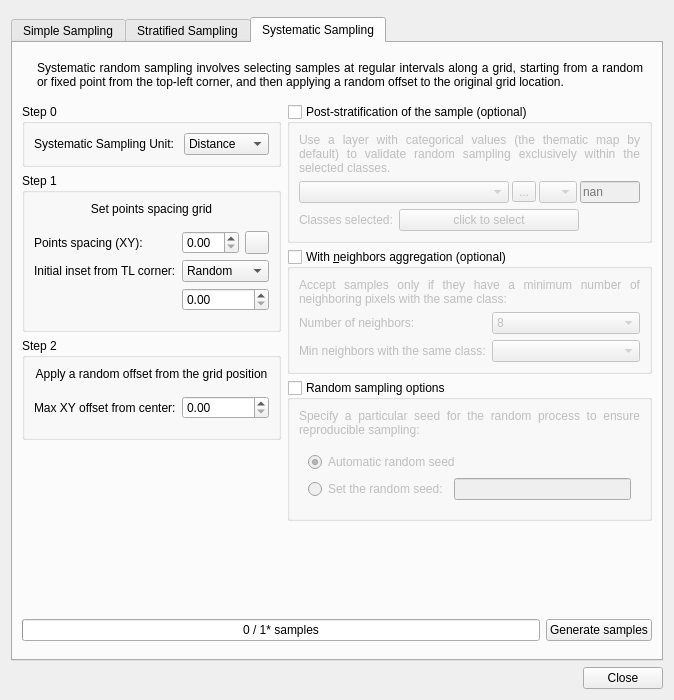
Above: ui/sampling_design_window.ui from SMByC/AcATaMa before the change. Below: the same form after it.
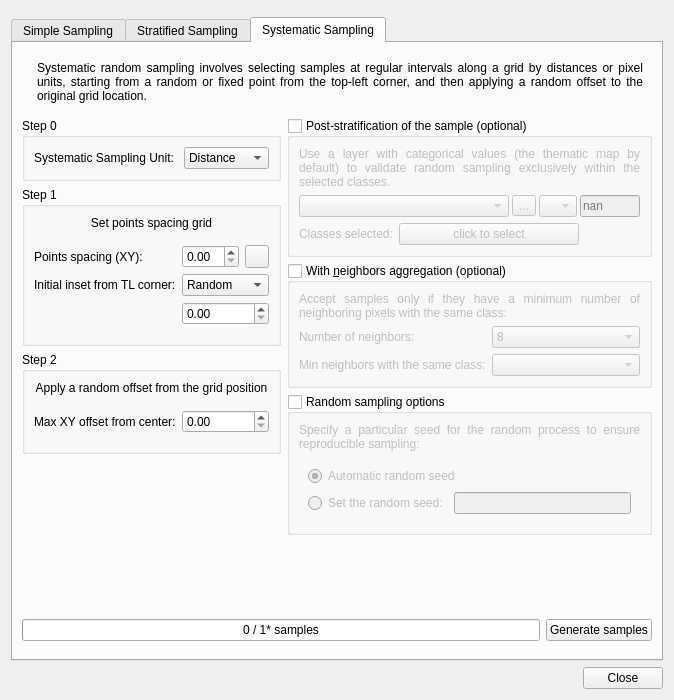
That is the form after the change. The open tabs and pages were chosen to show the change. Icons and pictures are not drawn. Custom widgets are drawn as their Qt base class.

Commit message: Fix text and tooltips for pixel units methodology in systematic sampling

```diff
--- a/ui/sampling_design_window.ui
+++ b/ui/sampling_design_window.ui
@@ -1344,7 +1344,7 @@
              </sizepolicy>
             </property>
             <property name="text">
-             <string>Systematic random sampling involves selecting samples at regular intervals along a grid, starting from a random or fixed point from the top-left corner, and then applying a random offset to the original grid location.</string>
+             <string>Systematic random sampling involves selecting samples at regular intervals along a grid by distances or pixel units, starting from a random or fixed point from the top-left corner, and then applying a random offset to the original grid location.</string>
             </property>
             <property name="alignment">
              <set>Qt::AlignJustify|Qt::AlignVCenter</set>
```
Left out of the diff: 3 changed lines with no effect on the pictures. The commit also changes 1 other file.
